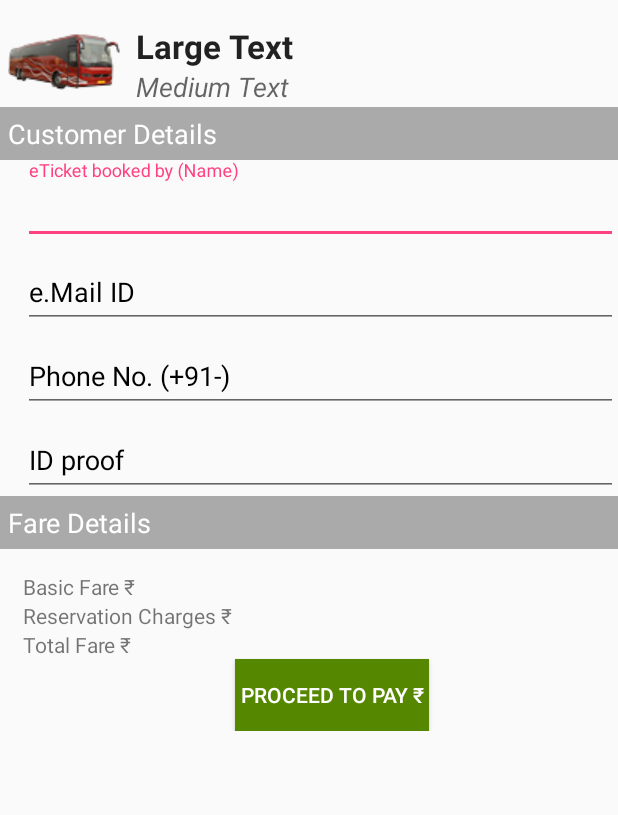
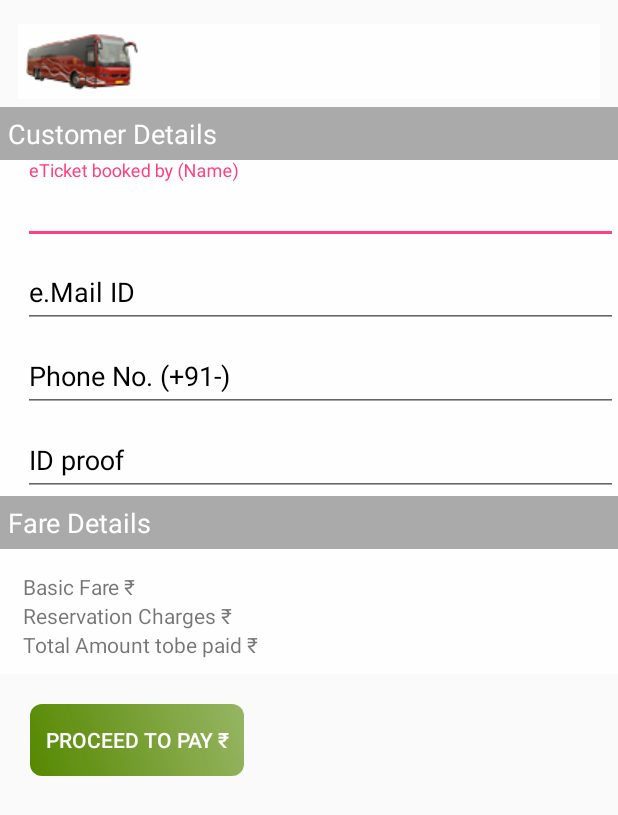
Before and after one commit to manojksangwan/Etickets, an Android app: the layout content_customer_details.xml on its own in the app's theme, with its tools: preview values and no code run, on a phone screen of 412 x 824 dp. Shown: the top 815 px of the screen. Run offline under Robolectric (Android 15) with nearby library versions, the phone set to English and light mode, and no system bars; network calls fail.

Commit message:
from HOME

```diff
--- a/app/src/main/java/in/gov/hartrans/etickets/TestPayment.java
+++ b/app/src/main/java/in/gov/hartrans/etickets/TestPayment.java
@@ -43,7 +43,7 @@ public class TestPayment extends AppCompatActivity {
         Bundle bundle = new Bundle();
         bundle.putString("mid", "HDFC000000000044");
         bundle.putString("merchantKey", "7c448fb4c6eb425e86f8817ae5488533");
-        bundle.putString("merchantTxnID", "123456789012");
+        bundle.putString("merchantTxnID", "123456789013");
         bundle.putString("transactionDesc", "pnr123456789");
         bundle.putString("currency", "INR");
         bundle.putString("appName", "in.gov.hartrans.etickets");
--- a/app/src/main/res/layout/activity_test_payment.xml
+++ b/app/src/main/res/layout/activity_test_payment.xml
@@ -29,6 +29,9 @@
         android:layout_height="wrap_content"
         android:layout_gravity="bottom|end"
         android:layout_margin="@dimen/fab_margin"
-        android:src="@android:drawable/ic_dialog_email" />
+        app:backgroundTint="@color/logo_color_green"
+        android:src="@android:drawable/ic_media_play"
+        app:elevation="10dp"
+        app:fabSize="normal"/>
 
 </android.support.design.widget.CoordinatorLayout>
--- a/app/src/main/res/layout/content_customer_details.xml
+++ b/app/src/main/res/layout/content_customer_details.xml
@@ -10,6 +10,14 @@
     tools:context="in.gov.hartrans.etickets.CustomerDetails"
     tools:showIn="@layout/activity_customer_details">
 
+    <LinearLayout
+        android:id="@+id/ll_header"
+        android:layout_width="match_parent"
+        android:layout_height="wrap_content"
+        android:background="#CCffffff"
+        android:orientation="horizontal"
+        android:layout_marginLeft="12sp"
+        android:layout_marginRight="12sp">
         <ImageView
             android:layout_width="wrap_content"
             android:layout_height="50sp"
@@ -19,37 +27,28 @@
             android:layout_alignParentLeft="true"
             android:layout_alignParentStart="true"
             android:layout_marginLeft="5sp"
+            android:layout_gravity="center_vertical"
             />
+        <android.support.v7.widget.AppCompatTextView
+            android:id="@+id/header_title"
+            android:layout_width="match_parent"
+            android:layout_height="wrap_content"
+            android:layout_marginLeft="12sp"
+            android:layout_marginRight="12sp"
+            android:layout_marginTop="5sp"
+            android:gravity="center"
+            />
+    </LinearLayout>
 
-    <TextView
-        android:layout_width="wrap_content"
-        android:layout_height="wrap_content"
-        android:textAppearance="?android:attr/textAppearanceLarge"
-        android:text="Large Text"
-        android:id="@+id/tv_tripRoute"
-        android:layout_toRightOf="@+id/iv_bus"
-        android:layout_marginLeft="10sp"
-        android:textStyle="bold"
-     />
-
-    <TextView
-        android:layout_width="wrap_content"
-        android:layout_height="wrap_content"
-        android:textAppearance="?android:attr/textAppearanceMedium"
-        android:text="Medium Text"
-        android:id="@+id/tv_jTime1"
-        android:layout_below="@+id/tv_tripRoute"
-        android:layout_toRightOf="@+id/iv_bus"
-        android:layout_marginLeft="10sp"
-        android:textStyle="italic"
-        />
     <LinearLayout
         android:id="@+id/customerDetail_form_LL"
         android:layout_width="match_parent"
         android:layout_height="wrap_content"
         android:orientation="vertical"
         android:layout_marginTop="5sp"
-        android:layout_below="@+id/iv_bus">
+        android:background="#CCffffff"
+
+        android:layout_below="@+id/ll_header">
 
 
     <TextView
@@ -155,26 +154,26 @@
         android:textAppearance="?android:attr/textAppearanceSmall"
         android:text="Reservation Charges \u20B9"
         android:layout_marginLeft="15sp"
-        android:id="@+id/tv_rCharges"
-/>
-
+        android:id="@+id/tv_rCharges"/>
         <TextView
             android:layout_width="wrap_content"
             android:layout_height="wrap_content"
             android:textAppearance="?android:attr/textAppearanceSmall"
-        android:text="Total Fare \u20B9"
+            android:text="Total Amount tobe paid \u20B9"
             android:layout_marginLeft="15sp"
+            android:layout_marginBottom="10sp"
             android:id="@+id/tv_tFare"/>
+    </LinearLayout>
     <Button
         android:layout_width="wrap_content"
         android:layout_height="wrap_content"
         android:text=" Proceed to pay \u20B9 "
-        android:layout_marginLeft="15sp"
-        android:id="@+id/button"
-        android:layout_gravity="center_horizontal"
-        android:background="#558800"
+        android:id="@+id/bt_pay_cc_dc"
+        android:background="@drawable/rounded_corner_box"
+        android:layout_below="@+id/customerDetail_form_LL"
         android:textColor="#ffffff"
+        android:layout_marginLeft="20sp"
+        android:layout_marginTop="20sp"
         />
-    </LinearLayout>
 
 </RelativeLayout>
--- a/app/src/main/res/layout/content_test_payment.xml
+++ b/app/src/main/res/layout/content_test_payment.xml
@@ -27,7 +27,7 @@
             android:layout_height="wrap_content"
             android:layout_marginTop="10dp"
             android:gravity="center_horizontal"
-            android:text="IAP Payment" />
+            android:text="UPI Payment" />
 
         <TextView
             android:id="@+id/title_3"
@@ -55,7 +55,9 @@
             android:layout_centerHorizontal="true"
             android:adjustViewBounds="true"
             android:cropToPadding="false"
-            android:scaleType="centerInside"/>
+            android:background="@drawable/rounded_corner_box"
+            android:scaleType="centerInside"
+            />
 
 
         <TextView
```
Also changed, not shown: app/src/main/java/in/gov/hartrans/etickets/AvailableServices.java (+13 -5 lines), app/src/main/java/in/gov/hartrans/etickets/CustomerDetails.java (+32 -14 lines), app/src/main/java/in/gov/hartrans/etickets/PassengerInfo.java (+34 -1 lines), app/src/main/res/layout/content_available_services.xml (+27 -8 lines), app/src/main/res/layout/content_passenger_info.xml (+33 -1 lines), app/src/main/res/drawable/mid_large_sucess.png (added). Lines whose indentation alone changed are shown as unchanged.
